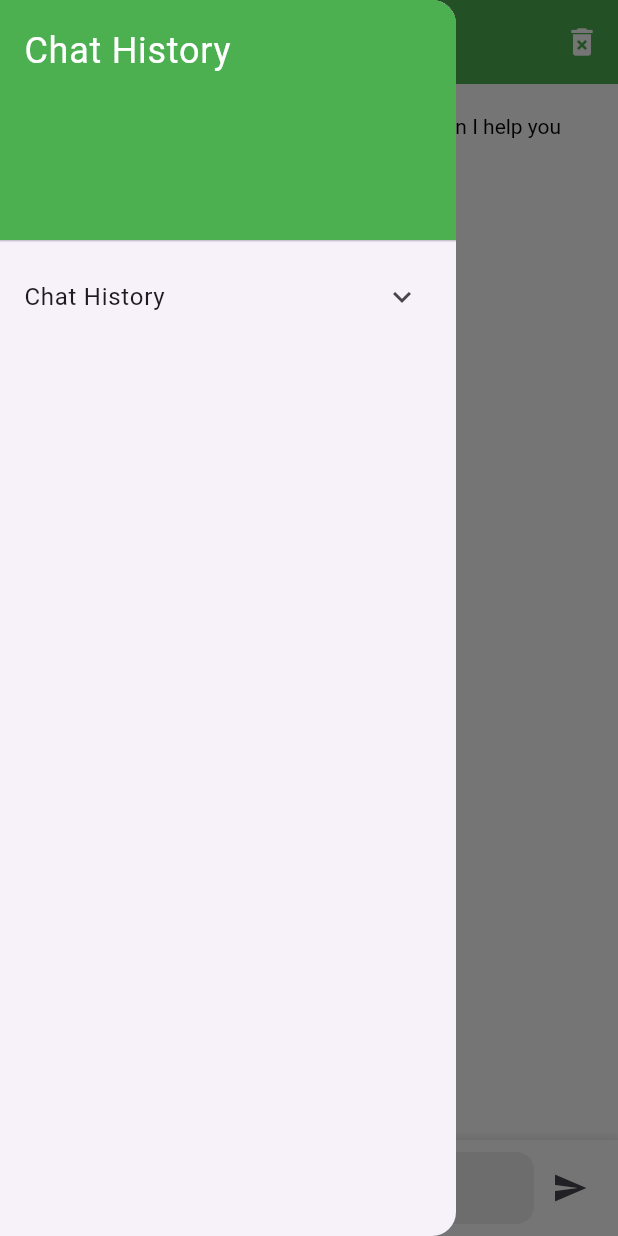
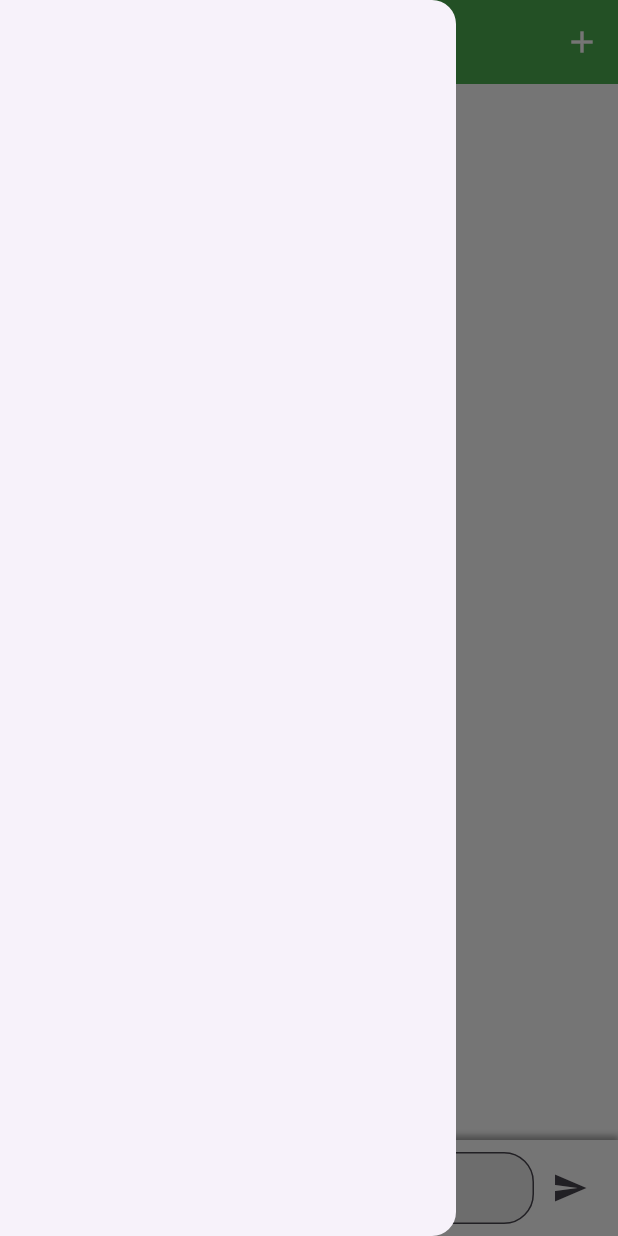
Before and after one commit to Rajesh3009/health_care_chatbot, a Flutter app: the screen it shows after launch, with the side drawer open, on a phone screen of 412 x 824 dp. Run offline on Flutter 3.47's test engine with Material 3 defaults, Android fonts, the light colour scheme and no system bars; our stand-ins replace drift, flutter_riverpod, google_generative_ai; accounts and stored records are empty; generated files the repository leaves out were written again.

Commit message:
feat: Enhance chat functionality with database integration and conversation management
- Added SQLite database support for storing chat messages and history.
- Updated Message model to include conversationId for better message tracking.
- Implemented loadChat method in ChatNotifier to retrieve messages by conversation.
- Modified sendMessage method to save messages to the database.
- Refactored history management to use database instead of SharedPreferences.
- Removed history_screen.dart as its functionality is integrated into the chat screen.
- Updated UI components to reflect new chat history management.
- Added necessary dependencies in pubspec.yaml for SQLite and path provider.

```diff
--- a/lib/models/message.dart
+++ b/lib/models/message.dart
@@ -7,15 +7,15 @@ class Message {
   final String content;
   final MessageRole role;
   final DateTime timestamp;
+  final String conversationId;
 
   Message({
-    String? id,
+    required this.id,
     required this.content,
     required this.role,
-    DateTime? timestamp,
-  }) :
-    id = id ?? const Uuid().v4(),
-    timestamp = timestamp ?? DateTime.now();
+    required this.timestamp,
+    this.conversationId = '',
+  });
 
   // Conversion methods for storage
   Map<String, dynamic> toJson() => {
@@ -23,6 +23,7 @@ class Message {
         'content': content,
         'role': role.toString(),
         'timestamp': timestamp.toIso8601String(),
+        'conversationId': conversationId,
       };
 
   factory Message.fromJson(Map<String, dynamic> json) => Message(
@@ -32,5 +33,6 @@ class Message {
             ? MessageRole.assistant
             : MessageRole.user,
         timestamp: DateTime.parse(json['timestamp']),
+        conversationId: json['conversationId'] ?? '',
       );
 }
--- a/lib/screens/chat_screen.dart
+++ b/lib/screens/chat_screen.dart
@@ -3,16 +3,19 @@ import 'package:flutter_riverpod/flutter_riverpod.dart';
 import '../providers/chat_provider.dart';
 import '../widgets/chat_bubble.dart';
 import '../widgets/chat_input.dart';
-import 'history_screen.dart';
 import '../utils/theme.dart';
-import '../utils/constants.dart';
+import '../providers/history_provider.dart'; // Import history provider
+import '../widgets/history_item.dart'; // Import history item
+import '../models/message.dart';
+import 'package:uuid/uuid.dart';
 
 class ChatScreen extends ConsumerWidget {
-  const ChatScreen({Key? key}) : super(key: key);
+  const ChatScreen({super.key});
 
   @override
   Widget build(BuildContext context, WidgetRef ref) {
     final messages = ref.watch(chatProvider);
+    final history = ref.watch(historyProvider); // Watch history provider
 
     return Scaffold(
       appBar: AppBar(
@@ -20,44 +23,20 @@ class ChatScreen extends ConsumerWidget {
         backgroundColor: ThemeColors.primaryGreen,
         actions: [
           IconButton(
-            icon: const Icon(Icons.delete_forever),
+            icon: const Icon(Icons.add),
             onPressed: () {
-              ref.read(chatProvider.notifier).clearChat();
+              var uuid = const Uuid();
+              final newHistoryId = uuid.v4();
+              ref.read(chatProvider.notifier).loadChat(newHistoryId);
             },
           ),
         ],
       ),
       drawer: Drawer(
         child: ListView(
-          padding: EdgeInsets.zero,
-          children: [
-            DrawerHeader(
-              decoration: BoxDecoration(
-                color: ThemeColors.primaryGreen,
-              ),
-              child: const Text(
-                AppConstants.historyTitle,
-                style: TextStyle(
-                  color: Colors.white,
-                  fontSize: 24,
-                ),
-              ),
-            ),
-            ExpansionTile(
-              title: const Text('Chat History'),
-              children: [
-                ListTile(
-                  title: const Text('View History'),
-                  onTap: () {
-                    Navigator.push(
-                      context,
-                      MaterialPageRoute(builder: (_) => const HistoryScreen()),
-                    );
-                  },
-                ),
-              ],
-            ),
-          ],
+          children: history
+              .map((historyItem) => HistoryItem(historyItem: historyItem))
+              .toList(),
         ),
       ),
       body: Column(
@@ -67,13 +46,17 @@ class ChatScreen extends ConsumerWidget {
               itemCount: messages.length,
               itemBuilder: (context, index) {
                 final message = messages[index];
-                return ChatBubble(message: message);
+                return AnimatedOpacity(
+                  opacity: message.role == MessageRole.assistant ? 1.0 : 1.0,
+                  duration: const Duration(milliseconds: 500),
+                  child: ChatBubble(message: message),
+                );
               },
             ),
           ),
           ChatInput(
-            onSend: (text) {
-              ref.read(chatProvider.notifier).sendMessage(text);
+            onSend: (text, historyId) {
+              ref.read(chatProvider.notifier).sendMessage(text, historyId);
             },
           ),
         ],
--- a/lib/widgets/chat_input.dart
+++ b/lib/widgets/chat_input.dart
@@ -1,8 +1,9 @@
 import 'package:flutter/material.dart';
 import '../utils/constants.dart';
+import 'package:uuid/uuid.dart';
 
 class ChatInput extends StatefulWidget {
-  final Function(String) onSend;
+  final Function(String, String) onSend;
 
   const ChatInput({super.key, required this.onSend});
 
@@ -12,6 +13,13 @@ class ChatInput extends StatefulWidget {
 
 class _ChatInputState extends State<ChatInput> {
   final TextEditingController _textController = TextEditingController();
+  late String _historyId;
+
+  @override
+  void initState() {
+    super.initState();
+    _historyId = const Uuid().v4();
+  }
 
   @override
   Widget build(BuildContext context) {
@@ -21,7 +29,7 @@ class _ChatInputState extends State<ChatInput> {
         color: Colors.white,
         boxShadow: [
           BoxShadow(
-            color: Colors.grey.withOpacity(0.2),
+            color: Colors.grey,
             spreadRadius: 1,
             blurRadius: 3,
             offset: const Offset(0, -2),
@@ -35,7 +43,14 @@ class _ChatInputState extends State<ChatInput> {
               controller: _textController,
               decoration: InputDecoration(
                 hintText: AppConstants.inputHint,
+                border: OutlineInputBorder(
+                  borderRadius: BorderRadius.circular(20),
+                  borderSide: const BorderSide(color: Colors.grey, width: 1),
+                ),
+                filled: true,
+                hintStyle: const TextStyle(color: Colors.white),
               ),
+              style: const TextStyle(color: Colors.white),
               onSubmitted: (text) {
                 _sendMessage();
               },
@@ -55,7 +70,7 @@ class _ChatInputState extends State<ChatInput> {
   void _sendMessage() {
     final text = _textController.text.trim();
     if (text.isNotEmpty) {
-      widget.onSend(text);
+      widget.onSend(text, _historyId);
       _textController.clear();
     }
   }
--- a/pubspec.yaml
+++ b/pubspec.yaml
@@ -17,6 +17,10 @@ dependencies:
 
   # Local Storage
   shared_preferences: ^2.2.2
+  drift: ^2.15.0
+  sqlite3_flutter_libs: ^0.5.20
+  path_provider: ^2.1.2
+  path: ^1.8.3
 
   # UI Enhancements
   flutter_chat_ui: ^1.6.10
@@ -31,6 +35,8 @@ dev_dependencies:
   flutter_test:
     sdk: flutter
   flutter_lints: ^5.0.0
+  drift_dev: ^2.15.0
+  build_runner: ^2.4.8
 
 flutter:
   uses-material-design: true
```
Also changed, not shown: lib/database/database.dart (added, +89 -0 lines), lib/providers/chat_provider.dart (+39 -18 lines), lib/providers/history_provider.dart (+39 -42 lines), lib/screens/history_screen.dart (deleted, +0 -33 lines), lib/widgets/history_item.dart (+21 -13 lines), lib/database/database.g.dart (added), pubspec.lock, 5 other files. Lines whose indentation alone changed are shown as unchanged.
